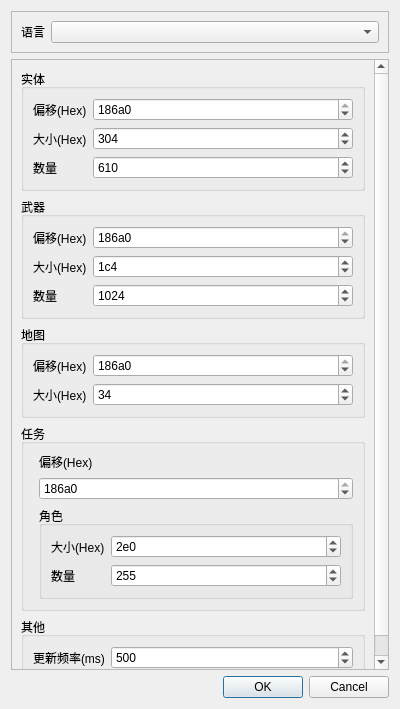
That-is-good/DR2CDebugTool, file Setting/addrsetting.ui: the form before one commit.
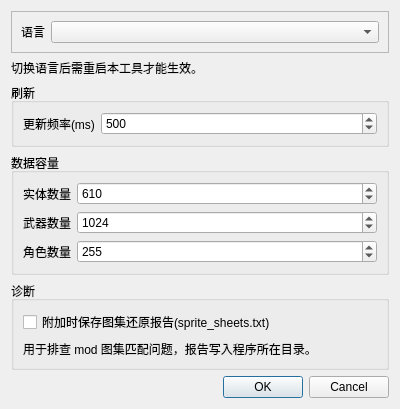
The form after the commit.

Patch:
```diff
--- a/Setting/addrsetting.ui
+++ b/Setting/addrsetting.ui
@@ -7,7 +7,7 @@
     <x>0</x>
     <y>0</y>
     <width>400</width>
-    <height>709</height>
+    <height>352</height>
    </rect>
   </property>
   <property name="windowTitle">
@@ -44,48 +44,61 @@
     </widget>
    </item>
    <item>
-    <widget class="QScrollArea" name="scrollArea">
-     <property name="widgetResizable">
+    <widget class="QLabel" name="LanguageHintLabel">
+     <property name="text">
+      <string>切换语言后需重启本工具才能生效。</string>
+     </property>
+     <property name="wordWrap">
       <bool>true</bool>
      </property>
-     <widget class="QWidget" name="scrollAreaWidgetContents">
-      <property name="geometry">
-       <rect>
-        <x>0</x>
-        <y>0</y>
-        <width>366</width>
-        <height>669</height>
-       </rect>
-      </property>
-      <layout class="QVBoxLayout" name="verticalLayout_2">
+    </widget>
+   </item>
+   <item>
+    <widget class="QGroupBox" name="RefreshgroupBox">
+     <property name="title">
+      <string>刷新</string>
+     </property>
+     <layout class="QFormLayout" name="formLayout">
+      <item row="0" column="0">
+       <widget class="QLabel" name="UpdateLabel">
+        <property name="text">
+         <string>更新频率(ms)</string>
+        </property>
+       </widget>
+      </item>
+      <item row="0" column="1">
+       <widget class="QSpinBox" name="UpdateSpinBox">
+        <property name="minimum">
+         <number>16</number>
+        </property>
+        <property name="maximum">
+         <number>1000</number>
+        </property>
+        <property name="singleStep">
+         <number>50</number>
+        </property>
+        <property name="value">
+         <number>500</number>
+        </property>
+       </widget>
+      </item>
+     </layout>
+    </widget>
+   </item>
        <item>
-        <widget class="QGroupBox" name="EntitygroupBox">
+    <widget class="QGroupBox" name="CapacitygroupBox">
          <property name="title">
-          <string>实体</string>
+      <string>数据容量</string>
          </property>
          <layout class="QFormLayout" name="formLayout_2">
-          <item row="5" column="0">
+      <item row="0" column="0">
            <widget class="QLabel" name="EntityLengthLabel">
             <property name="text">
-             <string>数量</string>
+         <string>实体数量</string>
             </property>
            </widget>
           </item>
-          <item row="1" column="0">
-           <widget class="QLabel" name="EntityOffsetLabel">
-            <property name="text">
-             <string>偏移(Hex)</string>
-            </property>
-           </widget>
-          </item>
-          <item row="3" column="0">
-           <widget class="QLabel" name="EntitySizeLabel">
-            <property name="text">
-             <string>大小(Hex)</string>
-            </property>
-           </widget>
-          </item>
-          <item row="5" column="1">
+      <item row="0" column="1">
            <widget class="QSpinBox" name="EntityLengthspinBox">
             <property name="maximum">
              <number>32767</number>
@@ -95,63 +108,14 @@
             </property>
            </widget>
           </item>
-          <item row="3" column="1">
-           <widget class="QSpinBox" name="EntitySizespinBox">
-            <property name="maximum">
-             <number>65535</number>
-            </property>
-            <property name="value">
-             <number>772</number>
-            </property>
-            <property name="displayIntegerBase">
-             <number>16</number>
-            </property>
-           </widget>
-          </item>
-          <item row="1" column="1">
-           <widget class="QSpinBox" name="EntityOffsetspinBox">
-            <property name="maximum">
-             <number>2147483647</number>
-            </property>
-            <property name="value">
-             <number>5649120</number>
-            </property>
-            <property name="displayIntegerBase">
-             <number>16</number>
-            </property>
-           </widget>
-          </item>
-         </layout>
-        </widget>
-       </item>
-       <item>
-        <widget class="QGroupBox" name="WeapongroupBox">
-         <property name="title">
-          <string>武器</string>
-         </property>
-         <layout class="QFormLayout" name="formLayout_3">
-          <item row="5" column="0">
+      <item row="1" column="0">
            <widget class="QLabel" name="WeaponLengthLabel">
             <property name="text">
-             <string>数量</string>
+         <string>武器数量</string>
             </property>
            </widget>
           </item>
-          <item row="3" column="0">
-           <widget class="QLabel" name="WeaponSizeLabel">
-            <property name="text">
-             <string>大小(Hex)</string>
-            </property>
-           </widget>
-          </item>
-          <item row="1" column="0">
-           <widget class="QLabel" name="WeaponOffsetLabel">
-            <property name="text">
-             <string>偏移(Hex)</string>
-            </property>
-           </widget>
-          </item>
-          <item row="5" column="1">
+      <item row="1" column="1">
            <widget class="QSpinBox" name="WeaponLengthspinBox">
             <property name="maximum">
              <number>32767</number>
@@ -161,120 +125,10 @@
             </property>
            </widget>
           </item>
-          <item row="3" column="1">
-           <widget class="QSpinBox" name="WeaponSizespinBox">
-            <property name="maximum">
-             <number>65535</number>
-            </property>
-            <property name="value">
-             <number>452</number>
-            </property>
-            <property name="displayIntegerBase">
-             <number>16</number>
-            </property>
-           </widget>
-          </item>
-          <item row="1" column="1">
-           <widget class="QSpinBox" name="WeaponOffsetspinBox">
-            <property name="maximum">
-             <number>2147483647</number>
-            </property>
-            <property name="value">
-             <number>5111936</number>
-            </property>
-            <property name="displayIntegerBase">
-             <number>16</number>
-            </property>
-           </widget>
-          </item>
-         </layout>
-        </widget>
-       </item>
-       <item>
-        <widget class="QGroupBox" name="AreagroupBox">
-         <property name="title">
-          <string>地图</string>
-         </property>
-         <layout class="QFormLayout" name="formLayout_6">
-          <item row="0" column="0">
-           <widget class="QLabel" name="AreaOffsetLabel">
-            <property name="text">
-             <string>偏移(Hex)</string>
-            </property>
-           </widget>
-          </item>
-          <item row="0" column="1">
-           <widget class="QSpinBox" name="AreaOffsetspinBox">
-            <property name="maximum">
-             <number>2147483647</number>
-            </property>
-            <property name="value">
-             <number>4643776</number>
-            </property>
-            <property name="displayIntegerBase">
-             <number>16</number>
-            </property>
-           </widget>
-          </item>
-          <item row="1" column="1">
-           <widget class="QSpinBox" name="AreaSizespinBox">
-            <property name="maximum">
-             <number>65535</number>
-            </property>
-            <property name="value">
-             <number>52</number>
-            </property>
-            <property name="displayIntegerBase">
-             <number>16</number>
-            </property>
-           </widget>
-          </item>
-          <item row="1" column="0">
-           <widget class="QLabel" name="AreaSizeLabel">
-            <property name="text">
-             <string>大小(Hex)</string>
-            </property>
-           </widget>
-          </item>
-         </layout>
-        </widget>
-       </item>
-       <item>
-        <widget class="QGroupBox" name="MissongroupBox">
-         <property name="title">
-          <string>任务</string>
-         </property>
-         <layout class="QFormLayout" name="formLayout_4">
-          <item row="2" column="1">
-           <widget class="QGroupBox" name="CharagroupBox">
-            <property name="title">
-             <string>角色</string>
-            </property>
-            <layout class="QFormLayout" name="formLayout">
-             <item row="0" column="0">
-              <widget class="QLabel" name="CharaSizeLabel">
-               <property name="text">
-                <string>大小(Hex)</string>
-               </property>
-              </widget>
-             </item>
-             <item row="0" column="1">
-              <widget class="QSpinBox" name="CharaSizespinBox">
-               <property name="maximum">
-                <number>65535</number>
-               </property>
-               <property name="value">
-                <number>736</number>
-               </property>
-               <property name="displayIntegerBase">
-                <number>16</number>
-               </property>
-              </widget>
-             </item>
              <item row="2" column="0">
               <widget class="QLabel" name="CharaLengthLabel">
                <property name="text">
-                <string>数量</string>
+         <string>角色数量</string>
                </property>
               </widget>
              </item>
@@ -286,72 +140,52 @@
                <property name="value">
                 <number>255</number>
                </property>
-               <property name="displayIntegerBase">
-                <number>10</number>
-               </property>
-              </widget>
-             </item>
-            </layout>
-           </widget>
-          </item>
-          <item row="0" column="1">
-           <widget class="QLabel" name="MissonOffsetLabel">
-            <property name="text">
-             <string>偏移(Hex)</string>
-            </property>
-           </widget>
-          </item>
-          <item row="1" column="1">
-           <widget class="QSpinBox" name="MissonOffsetspinBox">
-            <property name="maximum">
-             <number>2147483647</number>
-            </property>
-            <property name="value">
-             <number>6169144</number>
-            </property>
-            <property name="displayIntegerBase">
-             <number>16</number>
-            </property>
            </widget>
           </item>
          </layout>
         </widget>
        </item>
        <item>
-        <widget class="QGroupBox" name="OthergroupBox">
+    <widget class="QGroupBox" name="DiaggroupBox">
          <property name="title">
-          <string>其他</string>
-         </property>
-         <layout class="QFormLayout" name="formLayout_5">
-          <item row="0" column="0">
-           <widget class="QLabel" name="UpdateLabel">
+      <string>诊断</string>
+     </property>
+     <layout class="QVBoxLayout" name="verticalLayout_2">
+      <item>
+       <widget class="QCheckBox" name="SaveReportcheckBox">
             <property name="text">
-             <string>更新频率(ms)</string>
-            </property>
-           </widget>
-          </item>
-          <item row="0" column="1">
-           <widget class="QSpinBox" name="UpdateSpinBox">
-            <property name="minimum">
-             <number>16</number>
-            </property>
-            <property name="maximum">
-             <number>1000</number>
-            </property>
-            <property name="singleStep">
-             <number>50</number>
-            </property>
-            <property name="value">
-             <number>500</number>
-            </property>
+         <string>附加时保存图集还原报告(sprite_sheets.txt)</string>
+        </property>
+        <property name="checked">
+         <bool>false</bool>
+        </property>
+       </widget>
+      </item>
+      <item>
+       <widget class="QLabel" name="SaveReportHintLabel">
+        <property name="text">
+         <string>用于排查 mod 图集匹配问题，报告写入程序所在目录。</string>
+        </property>
+        <property name="wordWrap">
+         <bool>true</bool>
+        </property>
            </widget>
           </item>
          </layout>
         </widget>
        </item>
-      </layout>
-     </widget>
-    </widget>
+   <item>
+    <spacer name="verticalSpacer">
+     <property name="orientation">
+      <enum>Qt::Orientation::Vertical</enum>
+     </property>
+     <property name="sizeHint" stdset="0">
+      <size>
+       <width>20</width>
+       <height>10</height>
+      </size>
+     </property>
+    </spacer>
    </item>
    <item>
     <widget class="QDialogButtonBox" name="buttonBox">
```
Left out of the diff: 20 changed lines with no effect on the pictures. Lines whose indentation alone changed are shown as unchanged.
